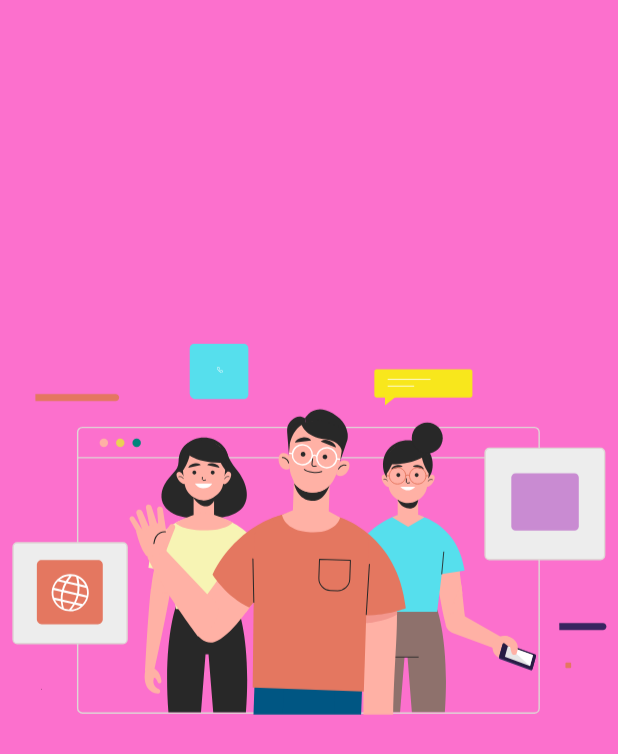
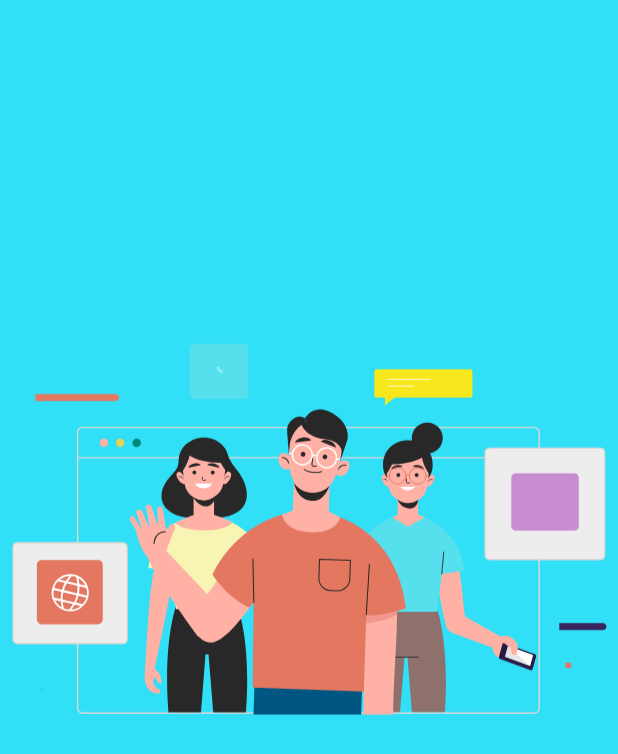
Before and after one commit to maiaatala/atv01_mobile, an Android app: the screen it shows after launch (MainActivity), on a phone screen of 412 x 824 dp. Shown: the top 754 px of the screen. Run offline under Robolectric (Android 15) with nearby library versions, the phone set to English and light mode, and no system bars.

Commit message:
change colors

```diff
--- a/app/src/main/res/values/colors.xml
+++ b/app/src/main/res/values/colors.xml
@@ -2,6 +2,6 @@
 <resources>
     <color name="black">#FF000000</color>
     <color name="white">#FFFFFFFF</color>
-    <color name="primary_color">#FC70CD</color>
-    <color name="second_color">#BF0940</color>
+    <color name="primary_color">#31E0F6</color>
+    <color name="second_color">#35038E</color>
 </resources>
```
